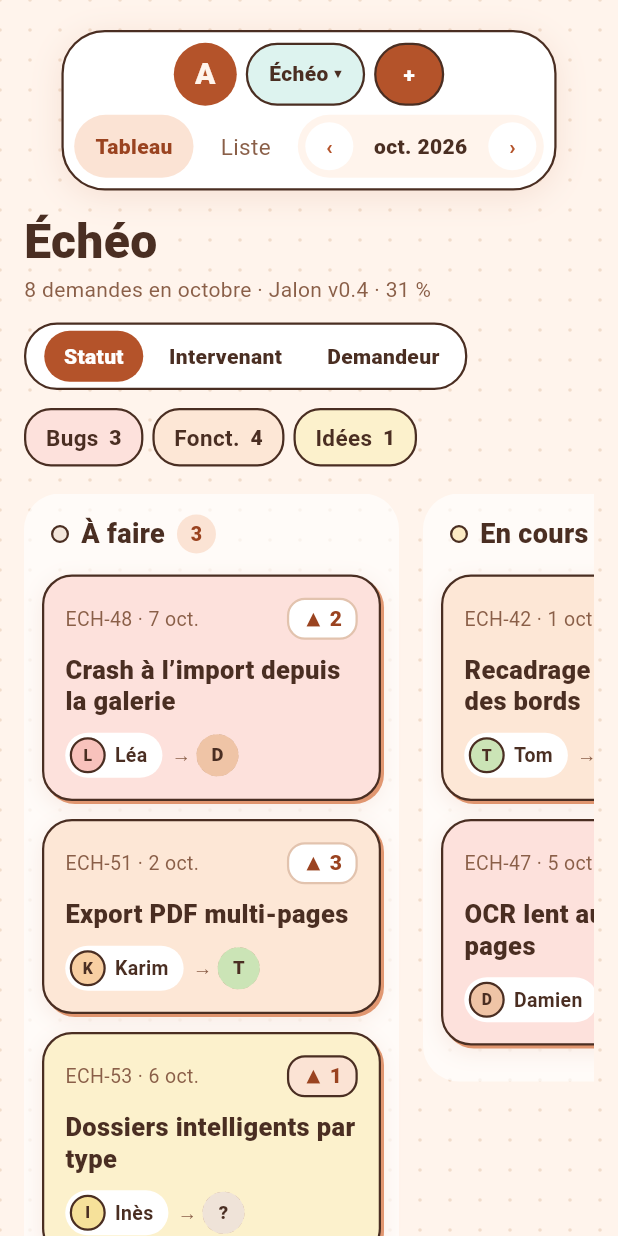
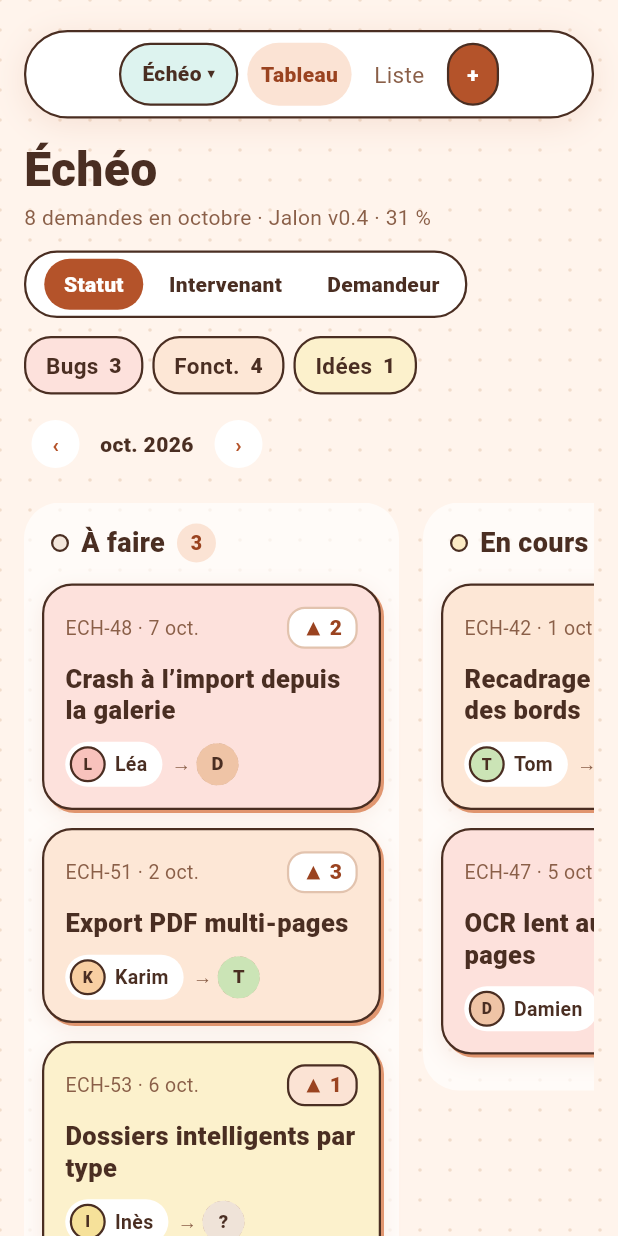
Before and after one commit to Golden76z/ardoise, a Flutter app: the screen it shows after launch, on a phone screen of 412 x 824 dp. Run offline on Flutter 3.47's test engine with Material 3 defaults, Android fonts, the phone set to English and light mode, and no system bars; our stand-ins replace google_fonts, shared_preferences; Roboto replaces fonts that are missing (Sour Gummy).

Commit message:
feat(responsive): navigation sur une ligne, tiroir à la hauteur de son contenu
Deux retours d'usage au téléphone.

**Navigation sur une ligne, contenu centré.** À 412 px, logo + projet +
onglets + mois + bouton réclamaient ~496 px pour 366 disponibles : deux
éléments devaient partir. Le logo est décoratif et la pilule de projet porte
déjà le contexte ; le sélecteur de mois descend dans l'en-tête, où il est de
toute façon mieux placé — le sous-titre dit déjà « en octobre ».

La barre prend maintenant toute la largeur au téléphone et son contenu se
centre dedans. C'est nécessaire, pas cosmétique : dans un
`Row(mainAxisSize: .min)` un `Flexible` n'a aucune place à céder, la rangée se
dimensionne sur ses enfants — la pilule de projet ne pouvait donc jamais
rétrécir, et la barre débordait. Les onglets sont `Flexible` + ellipsis eux
aussi : plus rien dans cette rangée ne peut déborder, quelle que soit
l'échelle de police système.

**Tiroir de détail à la hauteur de son contenu.** Forcé en pleine hauteur
pour coller au prototype (`top:16; bottom:16`), il laissait un grand vide sous
le pied sur les demandes courtes — très visible au téléphone. Il se cale
désormais sur son contenu, et le défilement interne prend le relais au-delà.

111 tests, dont 7 de 280 à 1440 px. Vérifié sur un Android 16 : barre sur une
ligne, tiroir compact.

Co-Authored-By: Claude Opus 5 <noreply@anthropic.com>

```diff
--- a/lib/widgets/board_header.dart
+++ b/lib/widgets/board_header.dart
@@ -6,6 +6,7 @@ import '../theme/app_theme.dart';
 import '../theme/tokens.dart';
 import 'avatar.dart';
 import 'dashed.dart';
+import 'nav_pill.dart';
 import 'primitives.dart';
 
 /// Titre, sous-titre, segment de choix, puces de type, et la barre des
@@ -71,6 +72,9 @@ class BoardHeader extends StatelessWidget {
                 onSelect: store.setGrouping,
               ),
             _TypeChips(store: store),
+            // Chassé de la pilule de navigation faute de largeur.
+            if (isPhone(context) && store.viewMode == ViewMode.board)
+              MonthPicker(store: store),
           ],
         ),
         if (!list && store.grouping != BoardGrouping.status) ...[
--- a/lib/widgets/detail_drawer.dart
+++ b/lib/widgets/detail_drawer.dart
@@ -58,11 +58,11 @@ class _Drawer extends StatelessWidget {
 
     return Padding(
       padding: const EdgeInsets.all(16),
-      // Pleine hauteur comme `top:16; bottom:16` du prototype ; le contenu
-      // défile à l'intérieur.
+      // Le tiroir se cale sur son contenu et ne s'étire que s'il déborde :
+      // forcé en pleine hauteur, il laissait un grand vide sous le pied sur
+      // les demandes courtes. Le défilement interne prend le relais au-delà.
       child: SizedBox(
         width: T.drawerWidth,
-        height: double.infinity,
         // Un panneau de dialogue n'a pas de `Material` ancêtre : les `InkWell`
         // en réclament un.
         child: Material(
--- a/lib/widgets/nav_pill.dart
+++ b/lib/widgets/nav_pill.dart
@@ -37,12 +37,12 @@ class NavPill extends StatelessWidget {
         ),
     ];
     // Le sélecteur de mois n'a aucun sens sur une vue qui les ignore.
-    final month = store.viewMode == ViewMode.board
-        ? _MonthPicker(store: store)
+    // Au téléphone il part dans l'en-tête : la rangée unique n'a pas la place.
+    final month = store.viewMode == ViewMode.board && !phone
+        ? MonthPicker(store: store)
         : null;
 
-    return Center(
-      child: InkOutline(
+    final bar = InkOutline(
       radius: T.rNav,
       color: T.surface,
       shadow: T.navShadow,
@@ -50,41 +50,29 @@ class NavPill extends StatelessWidget {
       // Sur téléphone, deux rangées décidées plutôt qu'un `Wrap` subi : à
       // 400 px de large, le repli automatique sortait « Liste » seule à
       // droite et « Votes » orpheline au-dessus du bouton.
+      // Une seule rangée au téléphone, centrée. Le logo n'y est pas : il
+      // est décoratif, et la pilule de projet porte déjà le contexte. La
+      // rangée prend toute la largeur — sans ça (`MainAxisSize.min`) le
+      // `Flexible` du projet n'a aucune place à céder et la barre déborde.
       child: phone
-            ? Column(
-                mainAxisSize: MainAxisSize.min,
+          ? Row(
+              mainAxisAlignment: MainAxisAlignment.center,
               children: [
-                  Row(
-                    mainAxisSize: MainAxisSize.min,
-                    children: [
-                      logo,
+                Flexible(child: ProjectMenu(store: store)),
+                // Les onglets aussi cèdent : à très grande échelle de
+                // police système, « Table… » vaut mieux que des rayures jaune
+                // et noir. Rien dans cette rangée ne peut plus déborder.
+                for (final tab in tabs) ...[
                   const SizedBox(width: 6),
-                      Flexible(child: ProjectMenu(store: store)),
+                  Flexible(child: tab),
+                ],
                 const SizedBox(width: 6),
-                      // Icône seule : le libellé coûtait une rangée entière.
+                // Icône seule : le libellé prenait la place d'un onglet.
                 PillButton(
                   label: '+',
                   onPressed: onCreate,
                   semanticLabel: 'Nouvelle demande',
-                      ),
-                    ],
-                  ),
-                  const SizedBox(height: 6),
-                  // Un `Wrap` ici, mais sur un contenu homogène : à 320 px le
-                  // sélecteur de mois descend sous les onglets, et c'est
-                  // toujours lisible. Le `Wrap` d'origine mélangeait logo,
-                  // projet, onglets et bouton, d'où le résultat bancal.
-                  Wrap(
-                    spacing: 6,
-                    runSpacing: 6,
-                    alignment: WrapAlignment.center,
-                    crossAxisAlignment: WrapCrossAlignment.center,
-                    children: [
-                      ...tabs,
-                      // « Votes » est inerte (handoff §4) : au téléphone elle
-                      // coûterait de la largeur pour rien.
-                      ?month,
-                    ],
+                  horizontalPadding: 12,
                 ),
               ],
             )
@@ -103,8 +91,11 @@ class NavPill extends StatelessWidget {
                 PillButton(label: '+ Demande', onPressed: onCreate),
               ],
             ),
-      ),
     );
+
+    // Au bureau la pilule se centre et garde sa largeur naturelle ; au
+    // téléphone elle occupe la ligne, et c'est son contenu qui se centre.
+    return phone ? bar : Center(child: bar);
   }
 }
 
@@ -121,7 +112,10 @@ class _NavChip extends StatelessWidget {
   Widget build(BuildContext context) {
     final body = Container(
       height: 42,
-      padding: EdgeInsets.symmetric(horizontal: active ? 14 : 12),
+      padding: EdgeInsets.symmetric(
+        // Au téléphone chaque pixel de marge se paie sur la ligne unique.
+        horizontal: isPhone(context) ? 9 : (active ? 14 : 12),
+      ),
       decoration: BoxDecoration(
         color: active ? T.accentSoft : null,
         borderRadius: BorderRadius.circular(T.rNavItem),
@@ -129,11 +123,17 @@ class _NavChip extends StatelessWidget {
       child: Row(
         mainAxisSize: MainAxisSize.min,
         children: [
-          Text(
+          // Abrégeable : à très grande échelle de police système, « Table… »
+          // vaut mieux que des rayures jaune et noir.
+          Flexible(
+            child: Text(
               label,
+              maxLines: 1,
+              overflow: TextOverflow.ellipsis,
               style: active
                   ? TextStyles.bold800.copyWith(color: T.accentInk)
                   : TextStyles.body.copyWith(color: T.muted),
+            ),
           ),
         ],
       ),
@@ -155,8 +155,11 @@ class _NavChip extends StatelessWidget {
 
 /// Navigation de mois libre dans les deux sens, contrairement au prototype qui
 /// bornait à trois mois : une demande peut naître n'importe quel mois.
-class _MonthPicker extends StatelessWidget {
-  const _MonthPicker({required this.store});
+/// Le sélecteur de mois. Dans la pilule de navigation au bureau ; au
+/// téléphone il descend dans l'en-tête, faute de largeur — et il y est de
+/// toute façon plus à sa place, le sous-titre dit déjà « en octobre ».
+class MonthPicker extends StatelessWidget {
+  const MonthPicker({super.key, required this.store});
 
   final ArdoiseStore store;
 
--- a/lib/widgets/primitives.dart
+++ b/lib/widgets/primitives.dart
@@ -83,6 +83,7 @@ class PillButton extends StatelessWidget {
     this.style = PillStyle.primary,
     this.height = 42,
     this.semanticLabel,
+    this.horizontalPadding = 18,
   });
 
   final String label;
@@ -91,6 +92,10 @@ class PillButton extends StatelessWidget {
   final double height;
   final String? semanticLabel;
 
+  /// Resserré quand le libellé est un seul glyphe, où 18 px de part et
+  /// d'autre coûtent plus que le texte lui-même.
+  final double horizontalPadding;
+
   @override
   Widget build(BuildContext context) {
     final primary = style == PillStyle.primary;
@@ -98,7 +103,7 @@ class PillButton extends StatelessWidget {
       radius: height / 2,
       color: primary ? T.accent : T.surface,
       borderColor: primary ? T.ink : T.line,
-      padding: const EdgeInsets.symmetric(horizontal: 18),
+      padding: EdgeInsets.symmetric(horizontal: horizontalPadding),
       // Pas d'`Align` ni de `Center` : sous les contraintes lâches d'un `Wrap`
       // ils s'étirent à toute la largeur disponible.
       child: Row(
```
Also changed, not shown: 2 other files. Lines whose indentation alone changed are shown as unchanged.
